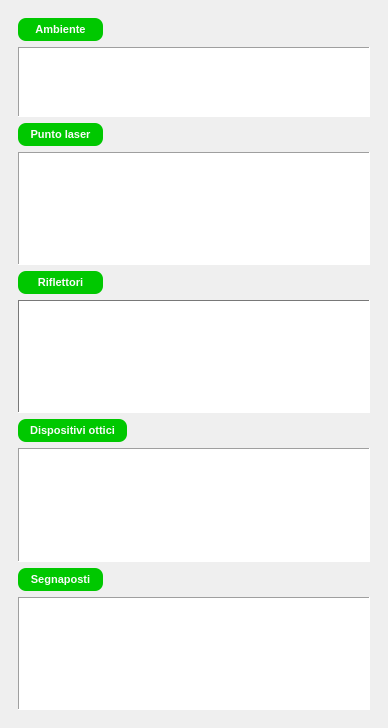
First picture: the form in reflectorsqlist.ui, repository crocodile119/Laser-Studio, before the edit.
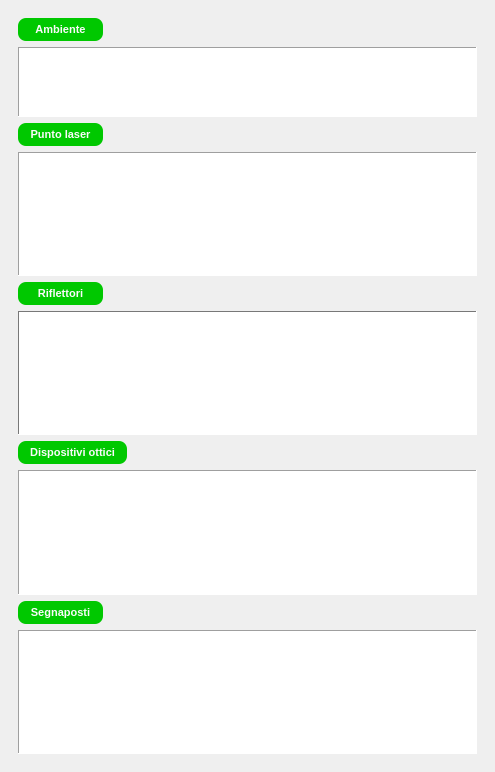
Second picture: the form after the edit.

Commit message: trying to change listviews layout

```diff
--- a/reflectorsqlist.ui
+++ b/reflectorsqlist.ui
@@ -6,8 +6,8 @@
    <rect>
     <x>0</x>
     <y>0</y>
-    <width>388</width>
-    <height>728</height>
+    <width>495</width>
+    <height>772</height>
    </rect>
   </property>
   <property name="minimumSize">
@@ -62,8 +62,8 @@
         <rect>
          <x>0</x>
          <y>0</y>
-         <width>366</width>
-         <height>676</height>
+         <width>473</width>
+         <height>720</height>
         </rect>
        </property>
        <layout class="QGridLayout" name="gridLayout">
```
Left out of the diff: 402 changed lines with no effect on the pictures.
